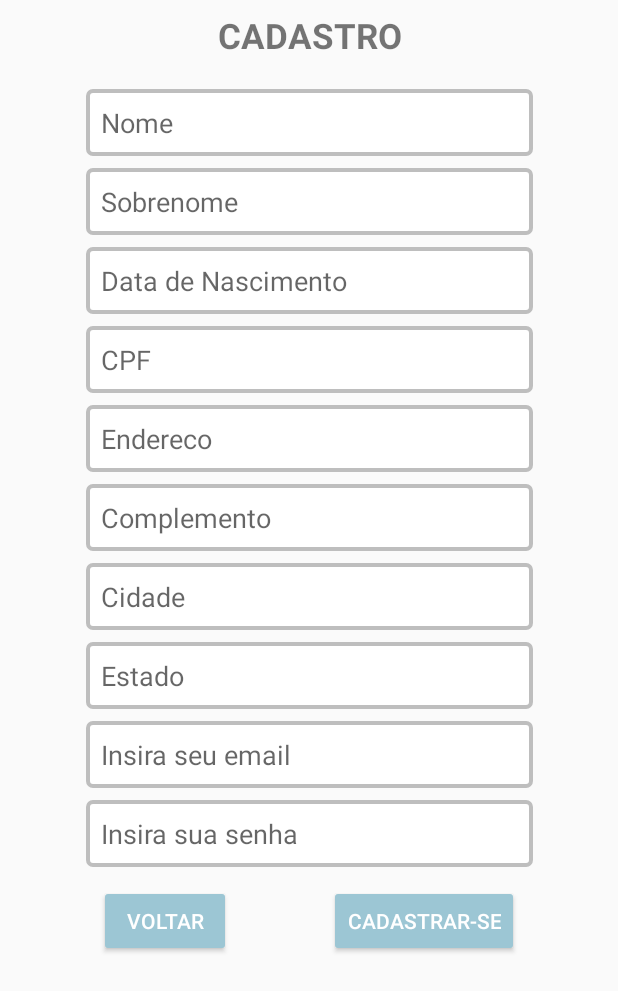
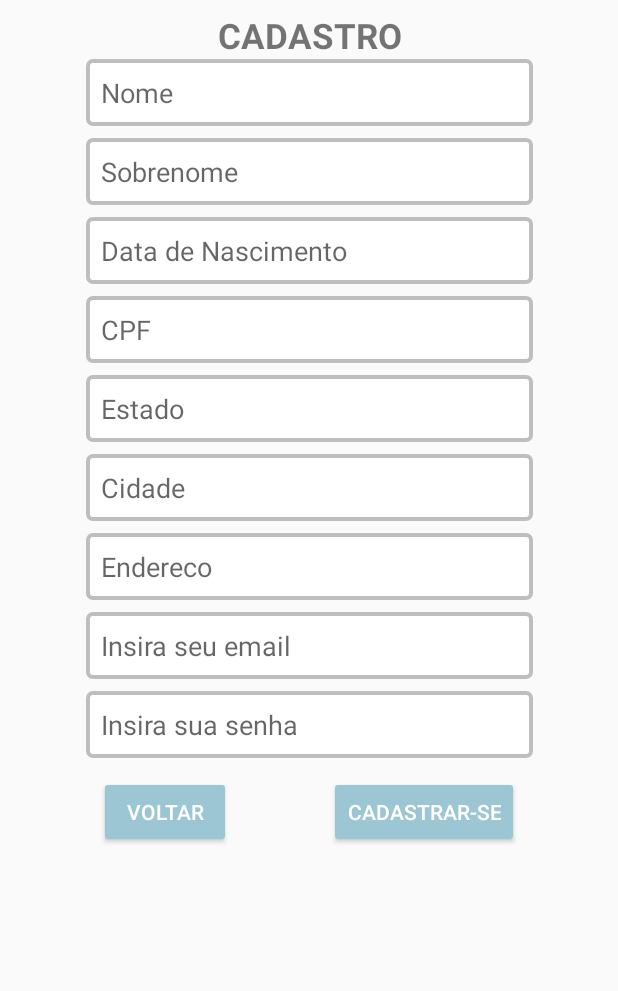
Before and after one commit to gabicaruso/ProjetoBro, an Android app: the SignIn screen opened directly, with no data from a screen before it, on a phone screen of 412 x 824 dp. Shown: the top 991 px of the screen. Run offline under Robolectric (Android 15) with nearby library versions, the phone set to English and light mode, and no system bars; our stand-ins replace Firebase (no records; nobody signed in at launch, a user with empty details on screens opened directly).

Commit message:
cadastro funcionando

```diff
--- a/app/src/main/java/br/edu/insper/al/mayraprl/bro/ResetPassword.java
+++ b/app/src/main/java/br/edu/insper/al/mayraprl/bro/ResetPassword.java
@@ -11,6 +11,7 @@ import android.widget.Toast;
 import com.google.android.gms.tasks.OnCompleteListener;
 import com.google.android.gms.tasks.Task;
 import com.google.firebase.auth.FirebaseAuth;
+import com.google.firebase.auth.FirebaseUser;
 
 public class ResetPassword extends AppCompatActivity {
 
--- a/app/src/main/res/layout/activity_sign_in.xml
+++ b/app/src/main/res/layout/activity_sign_in.xml
@@ -16,22 +16,20 @@
         android:textAlignment="center"
         android:textSize="23sp"
         android:textStyle="bold"
-        app:layout_constraintBottom_toTopOf="@+id/editName"
         app:layout_constraintEnd_toEndOf="parent"
         app:layout_constraintStart_toStartOf="parent"
         app:layout_constraintTop_toTopOf="parent" />
 
     <EditText
-        android:id="@+id/editName"
+        android:id="@+id/editFirstName"
         android:layout_width="298dp"
         android:layout_height="wrap_content"
-        android:layout_marginTop="20dp"
         android:layout_marginBottom="8dp"
-        android:autofillHints="@string/nome"
+        android:autofillHints="@string/email"
         android:background="@drawable/text"
         android:ems="10"
         android:hint="@string/nome"
-        android:inputType="textPersonName"
+        android:inputType="textEmailAddress"
         app:layout_constraintBottom_toTopOf="@id/editLastName"
         app:layout_constraintEnd_toEndOf="parent"
         app:layout_constraintStart_toStartOf="parent"
@@ -42,105 +40,89 @@
         android:layout_width="298dp"
         android:layout_height="wrap_content"
         android:layout_marginBottom="8dp"
-        android:autofillHints="@string/sobrenome"
+        android:autofillHints="@string/email"
         android:background="@drawable/text"
         android:ems="10"
         android:hint="@string/sobrenome"
-        android:inputType="textPersonName"
+        android:inputType="textEmailAddress"
         app:layout_constraintBottom_toTopOf="@id/editBirthday"
         app:layout_constraintEnd_toEndOf="parent"
         app:layout_constraintStart_toStartOf="parent"
-        app:layout_constraintTop_toBottomOf="@id/editName" />
+        app:layout_constraintTop_toBottomOf="@id/editFirstName" />
 
     <EditText
         android:id="@+id/editBirthday"
         android:layout_width="298dp"
         android:layout_height="wrap_content"
         android:layout_marginBottom="8dp"
-        android:autofillHints="@string/nascimento"
+        android:autofillHints="@string/email"
         android:background="@drawable/text"
         android:ems="10"
         android:hint="@string/nascimento"
-        android:inputType="textPersonName"
         app:layout_constraintBottom_toTopOf="@id/editCPF"
         app:layout_constraintEnd_toEndOf="parent"
         app:layout_constraintStart_toStartOf="parent"
         app:layout_constraintTop_toBottomOf="@id/editLastName" />
+
 
     <EditText
         android:id="@+id/editCPF"
         android:layout_width="298dp"
         android:layout_height="wrap_content"
         android:layout_marginBottom="8dp"
-        android:autofillHints="@string/cpf"
+        android:autofillHints="@string/email"
         android:background="@drawable/text"
         android:ems="10"
         android:hint="@string/cpf"
-        android:inputType="textPersonName"
-        app:layout_constraintBottom_toTopOf="@id/editAddress"
+        app:layout_constraintBottom_toTopOf="@id/editState"
         app:layout_constraintEnd_toEndOf="parent"
         app:layout_constraintStart_toStartOf="parent"
         app:layout_constraintTop_toBottomOf="@id/editBirthday" />
 
+
     <EditText
-        android:id="@+id/editAddress"
+        android:id="@+id/editState"
         android:layout_width="298dp"
         android:layout_height="wrap_content"
         android:layout_marginBottom="8dp"
-        android:autofillHints="@string/endereco"
+        android:autofillHints="@string/email"
         android:background="@drawable/text"
         android:ems="10"
-        android:hint="@string/endereco"
-        android:inputType="textPersonName"
-        app:layout_constraintBottom_toTopOf="@id/editComplemento"
+        android:hint="@string/estado"
+        app:layout_constraintBottom_toTopOf="@id/editCity"
         app:layout_constraintEnd_toEndOf="parent"
         app:layout_constraintStart_toStartOf="parent"
         app:layout_constraintTop_toBottomOf="@id/editCPF" />
-
-    <EditText
-        android:id="@+id/editComplemento"
-        android:layout_width="298dp"
-        android:layout_height="wrap_content"
-        android:layout_marginBottom="8dp"
-        android:autofillHints="@string/complemento"
-        android:background="@drawable/text"
-        android:ems="10"
-        android:hint="@string/complemento"
-        android:inputType="textPersonName"
-        app:layout_constraintBottom_toTopOf="@id/editCity"
-        app:layout_constraintEnd_toEndOf="parent"
-        app:layout_constraintStart_toStartOf="parent"
-        app:layout_constraintTop_toBottomOf="@id/editAddress" />
 
     <EditText
         android:id="@+id/editCity"
         android:layout_width="298dp"
         android:layout_height="wrap_content"
         android:layout_marginBottom="8dp"
-        android:autofillHints="@string/cidade"
+        android:autofillHints="@string/email"
         android:background="@drawable/text"
         android:ems="10"
         android:hint="@string/cidade"
-        android:inputType="textPersonName"
-        app:layout_constraintBottom_toTopOf="@id/editState"
+        app:layout_constraintBottom_toTopOf="@id/editStreet"
         app:layout_constraintEnd_toEndOf="parent"
         app:layout_constraintStart_toStartOf="parent"
-        app:layout_constraintTop_toBottomOf="@id/editComplemento" />
+        app:layout_constraintTop_toBottomOf="@id/editState" />
 
     <EditText
-        android:id="@+id/editState"
+        android:id="@+id/editStreet"
         android:layout_width="298dp"
         android:layout_height="wrap_content"
         android:layout_marginBottom="8dp"
-        android:autofillHints="@string/estado"
+        android:autofillHints="@string/email"
         android:background="@drawable/text"
         android:ems="10"
-        android:hint="@string/estado"
-        android:inputType="textPersonName"
+        android:hint="@string/endereco"
         app:layout_constraintBottom_toTopOf="@id/editEmail"
         app:layout_constraintEnd_toEndOf="parent"
         app:layout_constraintStart_toStartOf="parent"
         app:layout_constraintTop_toBottomOf="@id/editCity" />
+
+
 
     <EditText
         android:id="@+id/editEmail"
@@ -155,7 +137,7 @@
         app:layout_constraintBottom_toTopOf="@id/editPassword"
         app:layout_constraintEnd_toEndOf="parent"
         app:layout_constraintStart_toStartOf="parent"
-        app:layout_constraintTop_toBottomOf="@id/editState" />
+        app:layout_constraintTop_toBottomOf="@id/editStreet" />
 
 
     <EditText
@@ -193,6 +175,7 @@
         android:text="@string/signin"
         android:textColor="#FFFF"
         app:layout_constraintBottom_toBottomOf="@id/buttonBack"
+
         app:layout_constraintEnd_toEndOf="parent"
         app:layout_constraintStart_toEndOf="@id/buttonBack"
         app:layout_constraintTop_toBottomOf="@id/editPassword"
```
